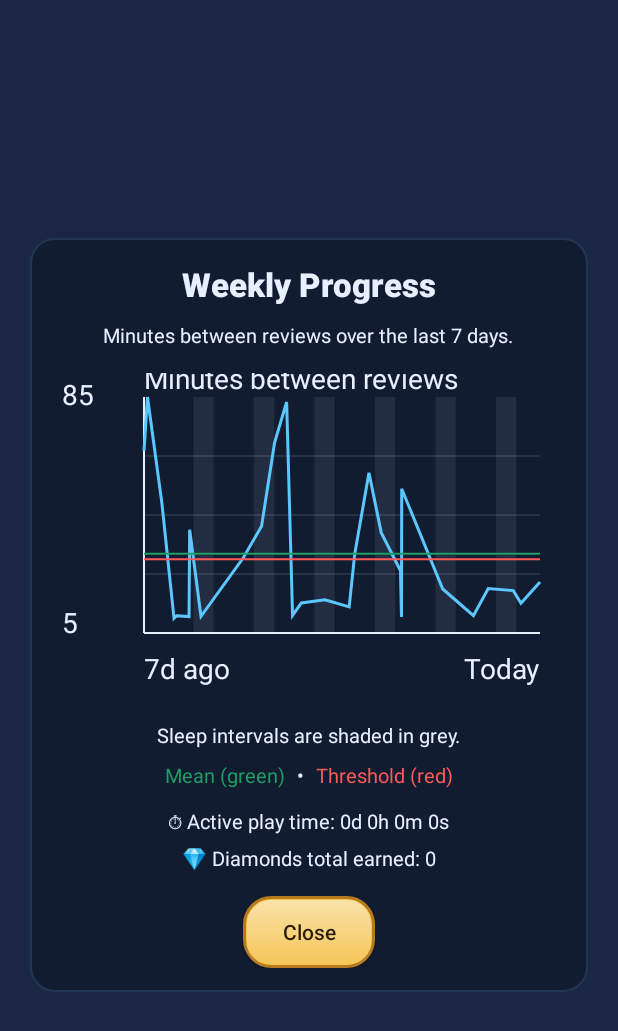
After one commit to mindwarriorgame/mindwarrior-android-app, an Android app: the ProgressActivity screen opened directly, with no data from a screen before it, on a phone screen of 412 x 824 dp. The commit adds this screen. Shown: the top 1031 px of the screen. Run offline under Robolectric (Android 15) with nearby library versions, the light colour scheme and no system bars.

Commit message:
add progress dialog

```diff
--- a/app/src/main/AndroidManifest.xml
+++ b/app/src/main/AndroidManifest.xml
@@ -37,6 +37,11 @@
             android:exported="false"
             android:screenOrientation="portrait" />
 
+        <activity
+            android:name=".ProgressActivity"
+            android:exported="false"
+            android:screenOrientation="portrait" />
+
         <receiver
             android:name=".TimerAlarmReceiver"
             android:exported="false" />
--- a/app/src/main/java/com/mindwarrior/app/MainActivity.kt
+++ b/app/src/main/java/com/mindwarrior/app/MainActivity.kt
@@ -144,6 +144,10 @@ class MainActivity : AppCompatActivity() {
         binding.menuDifficulty.setOnClickListener {
             binding.menuPanel.visibility = android.view.View.GONE
             startActivity(android.content.Intent(this, DifficultyActivity::class.java))
+        }
+        binding.menuProgress.setOnClickListener {
+            binding.menuPanel.visibility = android.view.View.GONE
+            startActivity(android.content.Intent(this, ProgressActivity::class.java))
         }
         binding.menuSleep.setOnClickListener {
             binding.menuPanel.visibility = android.view.View.GONE
--- /dev/null
+++ b/app/src/main/java/com/mindwarrior/app/ProgressActivity.kt
@@ -0,0 +1,69 @@
+package com.mindwarrior.app
+
+import android.os.Bundle
+import androidx.appcompat.app.AppCompatActivity
+import com.mindwarrior.app.databinding.ActivityProgressBinding
+import kotlin.math.max
+import kotlin.random.Random
+
+class ProgressActivity : AppCompatActivity() {
+    private lateinit var binding: ActivityProgressBinding
+
+    override fun onCreate(savedInstanceState: Bundle?) {
+        super.onCreate(savedInstanceState)
+        binding = ActivityProgressBinding.inflate(layoutInflater)
+        setContentView(binding.root)
+
+        val now = System.currentTimeMillis()
+        val weekMillis = 7L * 24 * 60 * 60 * 1000
+        val start = now - weekMillis
+
+        val points = buildPoints(start, now)
+        val sleepIntervals = buildSleepIntervals(start, now)
+        val mean = points.map { it.y }.average().toFloat()
+        val threshold = 30f
+        val maxY = max(points.maxOf { it.y }, threshold)
+
+        binding.progressGraph.setData(
+            points = points,
+            sleepIntervals = sleepIntervals,
+            meanValue = mean,
+            thresholdValue = threshold,
+            minY = 5f,
+            maxY = maxY
+        )
+
+        binding.progressClose.setOnClickListener {
+            finish()
+        }
+    }
+
+    private fun buildPoints(start: Long, end: Long): List<ProgressPoint> {
+        val count = 28
+        return List(count) {
+            val x = Random.nextLong(start, end)
+            val y = randomYValue()
+            ProgressPoint(x, y)
+        }.sortedBy { it.x }
+    }
+
+    private fun buildSleepIntervals(start: Long, end: Long): List<TimeInterval> {
+        val intervals = mutableListOf<TimeInterval>()
+        val dayMillis = 24L * 60 * 60 * 1000
+        var cursor = start
+        while (cursor < end) {
+            val sleepStart = cursor + 23L * 60 * 60 * 1000
+            val sleepEnd = cursor + dayMillis + 7L * 60 * 60 * 1000
+            intervals.add(TimeInterval(sleepStart, sleepEnd))
+            cursor += dayMillis
+        }
+        return intervals
+    }
+
+    private fun randomYValue(): Float {
+        val base = 5f
+        val skew = Random.nextFloat()
+        val scaled = 5f + skew * skew * 80f
+        return base + scaled
+    }
+}
--- /dev/null
+++ b/app/src/main/java/com/mindwarrior/app/ProgressGraphView.kt
@@ -0,0 +1,175 @@
+package com.mindwarrior.app
+
+import android.content.Context
+import android.graphics.Canvas
+import android.graphics.Paint
+import android.graphics.Path
+import android.graphics.RectF
+import android.util.AttributeSet
+import android.view.View
+import kotlin.math.max
+import kotlin.math.min
+
+class ProgressGraphView @JvmOverloads constructor(
+    context: Context,
+    attrs: AttributeSet? = null
+) : View(context, attrs) {
+    private val axisPaint = Paint(Paint.ANTI_ALIAS_FLAG).apply {
+        color = 0xFFE6F0FF.toInt()
+        strokeWidth = 2f
+        style = Paint.Style.STROKE
+    }
+    private val gridPaint = Paint(Paint.ANTI_ALIAS_FLAG).apply {
+        color = 0x33E6F0FF
+        strokeWidth = 1f
+        style = Paint.Style.STROKE
+    }
+    private val linePaint = Paint(Paint.ANTI_ALIAS_FLAG).apply {
+        color = 0xFF5AC8FF.toInt()
+        strokeWidth = 3f
+        style = Paint.Style.STROKE
+    }
+    private val meanPaint = Paint(Paint.ANTI_ALIAS_FLAG).apply {
+        color = 0xFF1E9E63.toInt()
+        strokeWidth = 2f
+        style = Paint.Style.STROKE
+    }
+    private val thresholdPaint = Paint(Paint.ANTI_ALIAS_FLAG).apply {
+        color = 0xFFFF5B5B.toInt()
+        strokeWidth = 2f
+        style = Paint.Style.STROKE
+    }
+    private val sleepPaint = Paint(Paint.ANTI_ALIAS_FLAG).apply {
+        color = 0x336C7688
+        style = Paint.Style.FILL
+    }
+    private val textPaint = Paint(Paint.ANTI_ALIAS_FLAG).apply {
+        color = 0xFFE6F0FF.toInt()
+        textSize = 28f
+    }
+
+    private var points: List<ProgressPoint> = emptyList()
+    private var sleepIntervals: List<TimeInterval> = emptyList()
+    private var meanValue: Float = 0f
+    private var thresholdValue: Float = 0f
+    private var minY: Float = 0f
+    private var maxY: Float = 1f
+
+    fun setData(
+        points: List<ProgressPoint>,
+        sleepIntervals: List<TimeInterval>,
+        meanValue: Float,
+        thresholdValue: Float,
+        minY: Float,
+        maxY: Float
+    ) {
+        this.points = points
+        this.sleepIntervals = sleepIntervals
+        this.meanValue = meanValue
+        this.thresholdValue = thresholdValue
+        this.minY = minY
+        this.maxY = max(maxY, minY + 1f)
+        invalidate()
+    }
+
+    override fun onDraw(canvas: Canvas) {
+        super.onDraw(canvas)
+        if (points.isEmpty()) return
+
+        val leftPadding = 90f
+        val rightPadding = 24f
+        val topPadding = 24f
+        val bottomPadding = 70f
+        val chart = RectF(
+            leftPadding,
+            topPadding,
+            width.toFloat() - rightPadding,
+            height.toFloat() - bottomPadding
+        )
+
+        drawSleepIntervals(canvas, chart)
+        drawGrid(canvas, chart)
+        drawAxes(canvas, chart)
+        drawLine(canvas, chart)
+        drawThresholds(canvas, chart)
+        drawLabels(canvas, chart)
+    }
+
+    private fun drawAxes(canvas: Canvas, chart: RectF) {
+        canvas.drawLine(chart.left, chart.top, chart.left, chart.bottom, axisPaint)
+        canvas.drawLine(chart.left, chart.bottom, chart.right, chart.bottom, axisPaint)
+    }
+
+    private fun drawGrid(canvas: Canvas, chart: RectF) {
+        val steps = 3
+        for (i in 1..steps) {
+            val y = chart.top + (chart.height() / (steps + 1)) * i
+            canvas.drawLine(chart.left, y, chart.right, y, gridPaint)
+        }
+    }
+
+    private fun drawLine(canvas: Canvas, chart: RectF) {
+        val minX = points.first().x
+        val maxX = points.last().x
+        val path = Path()
+        points.forEachIndexed { index, point ->
+            val x = mapX(point.x, minX, maxX, chart)
+            val y = mapY(point.y, chart)
+            if (index == 0) {
+                path.moveTo(x, y)
+            } else {
+                path.lineTo(x, y)
+            }
+        }
+        canvas.drawPath(path, linePaint)
+    }
+
+    private fun drawThresholds(canvas: Canvas, chart: RectF) {
+        val meanY = mapY(meanValue, chart)
+        canvas.drawLine(chart.left, meanY, chart.right, meanY, meanPaint)
+
+        val thresholdY = mapY(thresholdValue, chart)
+        canvas.drawLine(chart.left, thresholdY, chart.right, thresholdY, thresholdPaint)
+    }
+
+    private fun drawSleepIntervals(canvas: Canvas, chart: RectF) {
+        val minX = points.first().x
+        val maxX = points.last().x
+        sleepIntervals.forEach { interval ->
+            val startX = mapX(interval.startMillis, minX, maxX, chart)
+            val endX = mapX(interval.endMillis, minX, maxX, chart)
+            if (endX <= chart.left || startX >= chart.right) return@forEach
+            canvas.drawRect(
+                max(chart.left, startX),
+                chart.top,
+                min(chart.right, endX),
+                chart.bottom,
+                sleepPaint
+            )
+        }
+    }
+
+    private fun drawLabels(canvas: Canvas, chart: RectF) {
+        canvas.drawText("Minutes between reviews", chart.left, chart.top - 8f, textPaint)
+        canvas.drawText("7d ago", chart.left, height - 24f, textPaint)
+        val todayLabel = "Today"
+        val textWidth = textPaint.measureText(todayLabel)
+        canvas.drawText(todayLabel, chart.right - textWidth, height - 24f, textPaint)
+
+        val maxLabel = String.format("%.0f", maxY)
+        canvas.drawText(maxLabel, 8f, chart.top + 8f, textPaint)
+        val minLabel = String.format("%.0f", minY)
+        canvas.drawText(minLabel, 8f, chart.bottom, textPaint)
+    }
+
+    private fun mapX(value: Long, minX: Long, maxX: Long, chart: RectF): Float {
+        if (maxX == minX) return chart.left
+        val ratio = (value - minX).toFloat() / (maxX - minX).toFloat()
+        return chart.left + ratio * chart.width()
+    }
+
+    private fun mapY(value: Float, chart: RectF): Float {
+        val ratio = (value - minY) / (maxY - minY)
+        return chart.bottom - ratio * chart.height()
+    }
+}
--- /dev/null
+++ b/app/src/main/java/com/mindwarrior/app/ProgressModels.kt
@@ -0,0 +1,5 @@
+package com.mindwarrior.app
+
+data class ProgressPoint(val x: Long, val y: Float)
+
+data class TimeInterval(val startMillis: Long, val endMillis: Long)
--- /dev/null
+++ b/app/src/main/res/layout/activity_progress.xml
@@ -0,0 +1,125 @@
+<?xml version="1.0" encoding="utf-8"?>
+<androidx.constraintlayout.widget.ConstraintLayout
+    xmlns:android="http://schemas.android.com/apk/res/android"
+    xmlns:app="http://schemas.android.com/apk/res-auto"
+    android:layout_width="match_parent"
+    android:layout_height="match_parent"
+    android:background="@color/menu_bg">
+
+    <LinearLayout
+        android:id="@+id/progress_container"
+        android:layout_width="0dp"
+        android:layout_height="wrap_content"
+        android:layout_marginHorizontal="20dp"
+        android:layout_marginTop="20dp"
+        android:layout_marginBottom="24dp"
+        android:background="@drawable/panel_difficulty"
+        android:gravity="center_horizontal"
+        android:orientation="vertical"
+        app:layout_constraintBottom_toBottomOf="parent"
+        app:layout_constraintEnd_toEndOf="parent"
+        app:layout_constraintStart_toStartOf="parent"
+        app:layout_constraintTop_toTopOf="parent">
+
+        <TextView
+            android:id="@+id/progress_title"
+            android:layout_width="wrap_content"
+            android:layout_height="wrap_content"
+            android:fontFamily="sans-serif-black"
+            android:text="@string/progress_title"
+            android:textAlignment="center"
+            android:textColor="@color/menu_text"
+            android:textSize="22sp" />
+
+        <TextView
+            android:id="@+id/progress_subtitle"
+            android:layout_width="wrap_content"
+            android:layout_height="wrap_content"
+            android:layout_marginTop="10dp"
+            android:text="@string/progress_subtitle"
+            android:textAlignment="center"
+            android:textColor="@color/menu_text"
+            android:textSize="13sp" />
+
+        <com.mindwarrior.app.ProgressGraphView
+            android:id="@+id/progress_graph"
+            android:layout_width="match_parent"
+            android:layout_height="220dp"
+            android:layout_marginTop="16dp" />
+
+        <TextView
+            android:id="@+id/progress_legend"
+            android:layout_width="wrap_content"
+            android:layout_height="wrap_content"
+            android:layout_marginTop="12dp"
+            android:text="@string/progress_legend"
+            android:textAlignment="center"
+            android:textColor="@color/menu_text"
+            android:textSize="13sp" />
+
+        <LinearLayout
+            android:id="@+id/progress_legend_row"
+            android:layout_width="wrap_content"
+            android:layout_height="wrap_content"
+            android:layout_marginTop="8dp"
+            android:orientation="horizontal">
+
+            <TextView
+                android:id="@+id/progress_legend_mean"
+                android:layout_width="wrap_content"
+                android:layout_height="wrap_content"
+                android:text="@string/progress_legend_mean"
+                android:textColor="@color/legend_green"
+                android:textSize="13sp" />
+
+            <TextView
+                android:id="@+id/progress_legend_separator"
+                android:layout_width="wrap_content"
+                android:layout_height="wrap_content"
+                android:paddingHorizontal="8dp"
+                android:text="@string/progress_legend_separator"
+                android:textColor="@color/menu_text"
+                android:textSize="13sp" />
+
+            <TextView
+                android:id="@+id/progress_legend_threshold"
+                android:layout_width="wrap_content"
+                android:layout_height="wrap_content"
+                android:text="@string/progress_legend_threshold"
+                android:textColor="@color/legend_red"
+                android:textSize="13sp" />
+        </LinearLayout>
+
+        <TextView
+            android:id="@+id/progress_active_time"
+            android:layout_width="wrap_content"
+            android:layout_height="wrap_content"
+            android:layout_marginTop="12dp"
+            android:text="@string/progress_active_time"
+            android:textAlignment="center"
+            android:textColor="@color/menu_text"
+            android:textSize="13sp" />
+
+        <TextView
+            android:id="@+id/progress_diamonds_total"
+            android:layout_width="wrap_content"
+            android:layout_height="wrap_content"
+            android:layout_marginTop="6dp"
+            android:text="@string/progress_diamonds_total"
+            android:textAlignment="center"
+            android:textColor="@color/menu_text"
+            android:textSize="13sp" />
+
+        <androidx.appcompat.widget.AppCompatButton
+            android:id="@+id/progress_close"
+            android:layout_width="wrap_content"
+            android:layout_height="wrap_content"
+            android:layout_marginTop="16dp"
+            android:background="@drawable/chip_bg_state"
+            android:paddingHorizontal="16dp"
+            android:paddingVertical="8dp"
+            android:text="@string/progress_close"
+            android:textAllCaps="false"
+            android:textColor="@color/chip_text" />
+    </LinearLayout>
+</androidx.constraintlayout.widget.ConstraintLayout>
--- a/app/src/main/res/values/colors.xml
+++ b/app/src/main/res/values/colors.xml
@@ -24,6 +24,9 @@
     <color name="review_stroke">#126543</color>
     <color name="review_text">#052814</color>
 
+    <color name="legend_green">#1E9E63</color>
+    <color name="legend_red">#FF5B5B</color>
+
     <color name="diamonds_bg">#B45CE4</color>
     <color name="diamonds_stroke">#6E2E9A</color>
     <color name="diamonds_pressed">#9C49C6</color>
--- a/app/src/main/res/values/strings.xml
+++ b/app/src/main/res/values/strings.xml
@@ -28,6 +28,15 @@
     <string name="timer_flag_message">⏰ Timer complete!\n⚔️ Your next battle window is open.\n📝 Log the moment and keep moving.</string>
     <string name="timer_flag_done">Done</string>
     <string name="timer_flag_log">⏰ Battle timer completed.</string>
+    <string name="progress_title">Weekly Progress</string>
+    <string name="progress_subtitle">Minutes between reviews over the last 7 days.</string>
+    <string name="progress_legend">Sleep intervals are shaded in grey.</string>
+    <string name="progress_legend_mean">Mean (green)</string>
+    <string name="progress_legend_threshold">Threshold (red)</string>
+    <string name="progress_legend_separator">•</string>
+    <string name="progress_active_time">⏱ Active play time: 0d 0h 0m 0s</string>
+    <string name="progress_diamonds_total">💎 Diamonds total earned: 0</string>
+    <string name="progress_close">Close</string>
     <string name="difficulty_title">Select difficulty</string>
     <string name="difficulty_warning">Changing difficulty will reset all game progress.</string>
     <string name="difficulty_beginner">Beginner (default)</string>
```
